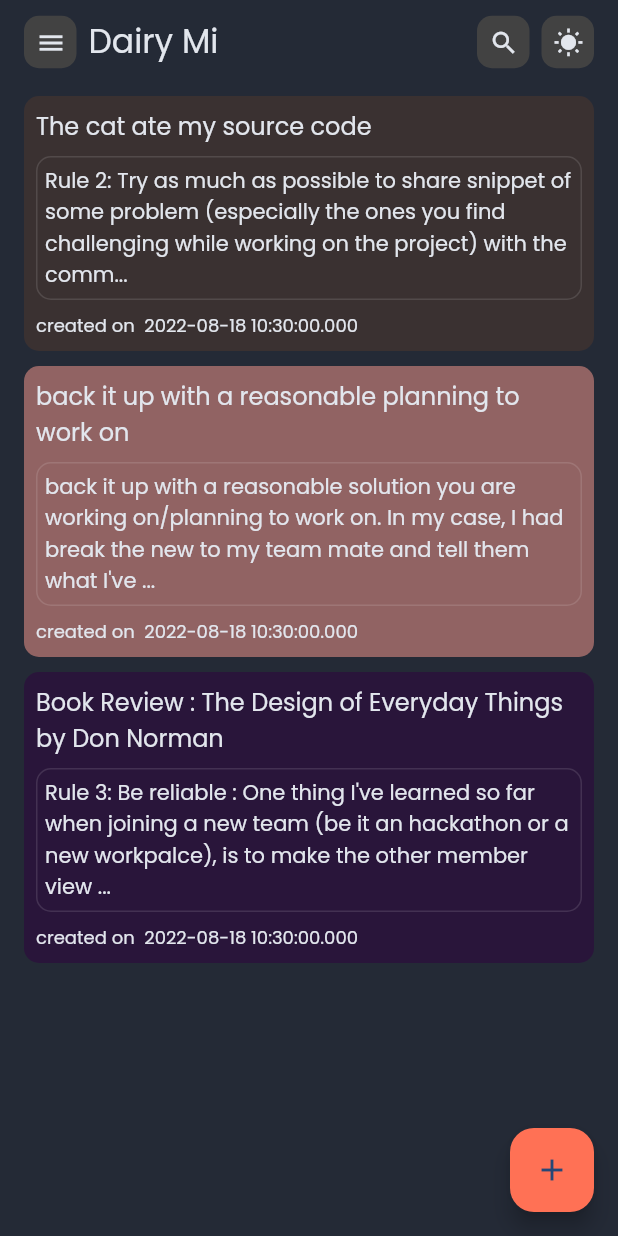
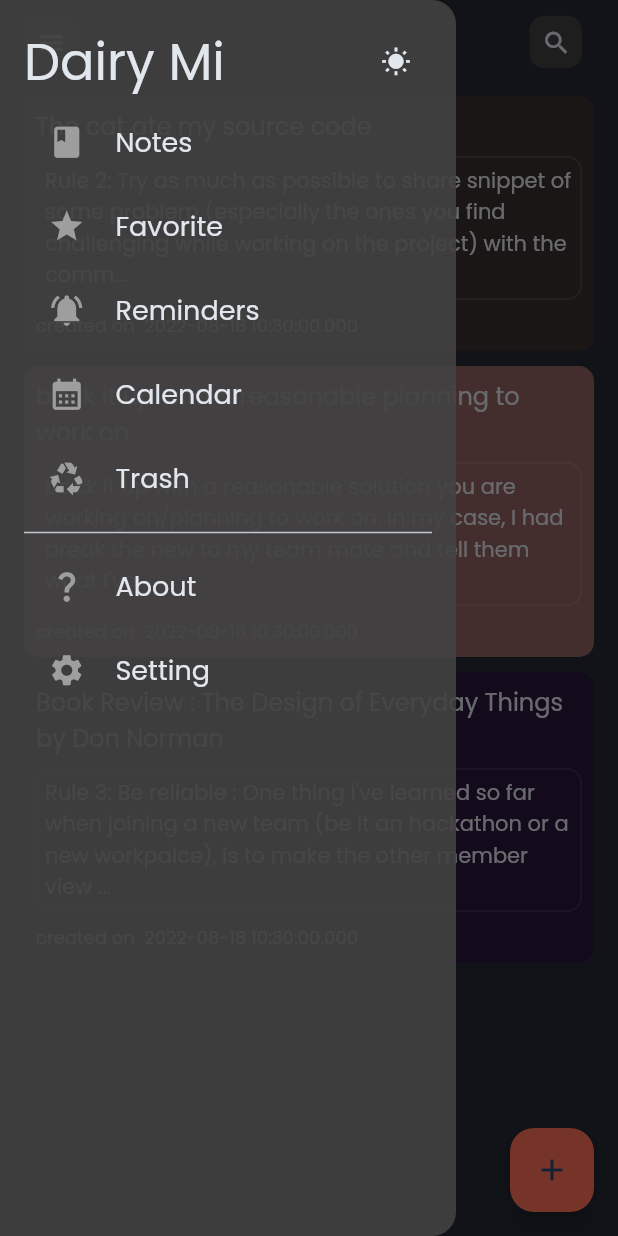
Before and after one commit to davidodejobi/mi-dairy, a Flutter app: the screen it shows after launch, with the side drawer open (before the commit the screen has no drawer), on a phone screen of 412 x 824 dp. Run offline on Flutter 3.47's test engine with Material 2 defaults, Android fonts, the phone set to English and light mode, and no system bars; our stand-ins replace get_it, lottie.

Commit message:
created drawer and refactored widgets

```diff
--- a/lib/core/utils/theme.dart
+++ b/lib/core/utils/theme.dart
@@ -203,7 +203,7 @@ class NoteTheme with ChangeNotifier {
           fontFamily: 'Poppins',
         ),
         headline2: TextStyle(
-          fontSize: 36.0,
+          fontSize: 34.0,
           color: Color(0xFFE2E6ED),
           fontWeight: FontWeight.normal,
           fontFamily: 'Poppins',
--- a/lib/modules/home/home.dart
+++ b/lib/modules/home/home.dart
@@ -3,23 +3,30 @@ import 'package:notetaking_crud_app/shared/app_appbars/note_appbar.dart';
 
 import 'package:provider/provider.dart';
 
-import '../../core/models/note.dart';
-import '../../core/utils/theme.dart';
-import '../../shared/snack_bar.dart';
 import '../add_note/add_note.dart';
 import 'providers/note_provider.dart';
-import 'widgets/dismissible_bg.dart';
-import 'widgets/note_card.dart';
+import 'widgets/app_drawer.dart';
+import 'widgets/empty_note.dart';
+import 'widgets/note_builder.dart';
 
-class Home extends StatelessWidget {
+class Home extends StatefulWidget {
   const Home({Key? key}) : super(key: key);
 
   @override
+  State<Home> createState() => _HomeState();
+}
+
+class _HomeState extends State<Home> {
+  final GlobalKey<ScaffoldState> _scaffoldKey = GlobalKey();
+  @override
   Widget build(BuildContext context) {
-    final MyColors myColors = Theme.of(context).extension<MyColors>()!;
     return Scaffold(
-      key: key,
-      appBar: createAppBar("Dairy Mi", context),
+      key: _scaffoldKey,
+      appBar: createAppBar(
+        context,
+        onMenuPreesed: () => _scaffoldKey.currentState!.openDrawer(),
+      ),
+      drawer: const AppDrawer(),
       floatingActionButton: FloatingActionButton(
         onPressed: () {
           Navigator.of(context).push(
@@ -39,94 +46,8 @@ class Home extends StatelessWidget {
               horizontal: 16.0,
               vertical: 8.0,
             ),
-            child: value.notes.isEmpty
-                ? Column(
-                    mainAxisAlignment: MainAxisAlignment.center,
-                    crossAxisAlignment: CrossAxisAlignment.center,
-                    children: [
-                      Image.asset(
-                        "assets/images/rafiki.png",
-                      ),
-                      const SizedBox(
-                        height: 10,
-                      ),
-                      Text(
-                        "Create your first note !",
-                        style: Theme.of(context).textTheme.headline3,
-                      ),
-                    ],
-                  )
-                : ListView.builder(
-                    itemCount: value.notes.length,
-                    itemBuilder: (context, index) {
-                      return Dismissible(
-                        key: Key(value.notes[index].id!),
-                        onDismissed: (DismissDirection direction) {
-                          if (direction == DismissDirection.startToEnd) {
-                          } else {
-                            Note deleteNote = value.delete(
-                              index,
-                              value.notes[index].id!,
-                            );
-
-                            showSnackBar(
-                              onPressed: () {
-                                value.undoDelete(index, deleteNote);
-                              },
-                              context: context,
-                              bgColor: deleteNote.color,
-                              text: "Deleted",
-                              textColor: myColors.snackBarActionColor,
-                            );
-                          }
-                        },
-                        confirmDismiss: (DismissDirection direction) async {
-                          if (direction == DismissDirection.startToEnd) {
-                            return false;
-                          } else if (direction == DismissDirection.endToStart) {
-                            return true;
-                          }
-                          return null;
-                        },
-                        background: const DismissibleBG(
-                          animations: "favorite-star",
-                          mainAL: MainAxisAlignment.start,
-                          size: 30,
-                        ),
-                        secondaryBackground: const DismissibleBG(
-                          animations: "delete-can",
-                          mainAL: MainAxisAlignment.end,
-                          size: 20,
-                        ),
-                        child: GestureDetector(
-                          onTap: () {
-                            Navigator.push(
-                              context,
-                              MaterialPageRoute(
-                                builder: (context) => AddNote(
-                                  content: value.notes[index].content,
-                                  id: value.notes[index].id,
-                                  title: value.notes[index].title,
-                                  color: value.notes[index].color,
-                                  date: value.notes[index].createDateTime,
-                                  // updateDate: value.notes[index].updateDateTime,
-                                ),
-                              ),
-                            );
-                          },
-                          child: NoteCard(
-                              color: value.notes[index].color,
-                              text: value.notes[index].title!,
-                              content: value.notes[index].content!,
-                              createDateTime:
-                                  value.notes[index].createDateTime!,
-                              isEditted: value.notes[index].isEditted
-                              // updateDateTime: value.notes[index].updateDateTime!,
-                              ),
-                        ),
-                      );
-                    },
-                  ),
+            child:
+                value.notes.isEmpty ? const EmptyNote() : const NoteBuilder(),
           );
         },
       ),
--- /dev/null
+++ b/lib/modules/home/widgets/app_drawer.dart
@@ -0,0 +1,89 @@
+import 'package:flutter/material.dart';
+import 'package:provider/provider.dart';
+
+import '../../../core/utils/theme.dart';
+import 'app_listtile.dart';
+
+class AppDrawer extends StatelessWidget {
+  const AppDrawer({
+    Key? key,
+  }) : super(key: key);
+
+  @override
+  Widget build(BuildContext context) {
+    final notifier = Provider.of<NoteTheme>(context);
+    return Drawer(
+      backgroundColor: Theme.of(context).cardColor.withOpacity(0.9),
+      child: SafeArea(
+        child: Padding(
+          padding: const EdgeInsets.all(16.0),
+          child: Column(
+            crossAxisAlignment: CrossAxisAlignment.start,
+            children: [
+              Row(
+                mainAxisAlignment: MainAxisAlignment.spaceBetween,
+                children: [
+                  Text('Dairy Mi',
+                      style: Theme.of(context).textTheme.headline2!),
+                  IconButton(
+                    icon: notifier.isDarkTheme
+                        ? const Icon(
+                            Icons.wb_sunny,
+                          )
+                        : const Icon(
+                            Icons.nightlight,
+                          ),
+                    onPressed: () => notifier.toggleTheme(),
+                    tooltip: "Toggle brightness",
+                  ),
+                ],
+              ),
+              Expanded(
+                child: ListView(
+                  children: [
+                    AppListTile(
+                      iconData: Icons.book,
+                      title: 'Notes',
+                      onPressed: () {},
+                    ),
+                    AppListTile(
+                      iconData: Icons.star,
+                      title: 'Favorite',
+                      onPressed: () {},
+                    ),
+                    AppListTile(
+                      iconData: Icons.notifications_active,
+                      title: 'Reminders',
+                      onPressed: () {},
+                    ),
+                    AppListTile(
+                      iconData: Icons.calendar_month,
+                      title: 'Calendar',
+                      onPressed: () {},
+                    ),
+                    AppListTile(
+                      iconData: Icons.recycling,
+                      title: 'Trash',
+                      onPressed: () {},
+                    ),
+                    const Divider(),
+                    AppListTile(
+                      iconData: Icons.question_mark,
+                      title: 'About',
+                      onPressed: () {},
+                    ),
+                    AppListTile(
+                      iconData: Icons.settings,
+                      title: 'Setting',
+                      onPressed: () {},
+                    ),
+                  ],
+                ),
+              ),
+            ],
+          ),
+        ),
+      ),
+    );
+  }
+}
--- /dev/null
+++ b/lib/modules/home/widgets/app_listtile.dart
@@ -0,0 +1,38 @@
+import 'package:flutter/material.dart';
+
+class AppListTile extends StatelessWidget {
+  const AppListTile({
+    required this.iconData,
+    required this.title,
+    required this.onPressed,
+    Key? key,
+  }) : super(key: key);
+
+  final IconData iconData;
+  final String title;
+  final VoidCallback onPressed;
+
+  @override
+  Widget build(BuildContext context) {
+    return ListTile(
+        onTap: onPressed,
+        title: Row(
+          children: [
+            Icon(
+              iconData,
+              size: 25,
+              color: Colors.grey,
+            ),
+            const SizedBox(
+              width: 20,
+            ),
+            Text(
+              title,
+              style: Theme.of(context).textTheme.headline3!.copyWith(
+                    fontSize: 18,
+                  ),
+            ),
+          ],
+        ));
+  }
+}
--- /dev/null
+++ b/lib/modules/home/widgets/empty_note.dart
@@ -0,0 +1,27 @@
+import 'package:flutter/material.dart';
+
+class EmptyNote extends StatelessWidget {
+  const EmptyNote({
+    Key? key,
+  }) : super(key: key);
+
+  @override
+  Widget build(BuildContext context) {
+    return Column(
+      mainAxisAlignment: MainAxisAlignment.center,
+      crossAxisAlignment: CrossAxisAlignment.center,
+      children: [
+        Image.asset(
+          "assets/images/rafiki.png",
+        ),
+        const SizedBox(
+          height: 10,
+        ),
+        Text(
+          "Create your first note !",
+          style: Theme.of(context).textTheme.headline3,
+        ),
+      ],
+    );
+  }
+}
--- /dev/null
+++ b/lib/modules/home/widgets/note_builder.dart
@@ -0,0 +1,93 @@
+import 'package:flutter/material.dart';
+import 'package:provider/provider.dart';
+
+import '../../../core/models/note.dart';
+import '../../../core/utils/theme.dart';
+import '../../../shared/snack_bar.dart';
+import '../../add_note/add_note.dart';
+import '../providers/note_provider.dart';
+import 'dismissible_bg.dart';
+import 'note_card.dart';
+
+class NoteBuilder extends StatelessWidget {
+  const NoteBuilder({
+    Key? key,
+  }) : super(key: key);
+
+  @override
+  Widget build(BuildContext context) {
+    final MyColors myColors = Theme.of(context).extension<MyColors>()!;
+    return Consumer<NoteProvider>(
+      builder: (context, value, _) {
+        return ListView.builder(
+            itemCount: value.notes.length,
+            itemBuilder: (context, index) {
+              return Dismissible(
+                key: Key(value.notes[index].id!),
+                onDismissed: (DismissDirection direction) {
+                  if (direction == DismissDirection.startToEnd) {
+                  } else {
+                    Note deleteNote = value.delete(
+                      index,
+                      value.notes[index].id!,
+                    );
+                    showSnackBar(
+                      onPressed: () {
+                        value.undoDelete(index, deleteNote);
+                      },
+                      context: context,
+                      bgColor: deleteNote.color,
+                      text: "Deleted",
+                      textColor: myColors.snackBarActionColor,
+                    );
+                  }
+                },
+                confirmDismiss: (DismissDirection direction) async {
+                  if (direction == DismissDirection.startToEnd) {
+                    return false;
+                  } else if (direction == DismissDirection.endToStart) {
+                    return true;
+                  }
+                  return null;
+                },
+                background: const DismissibleBG(
+                  animations: "favorite-star",
+                  mainAL: MainAxisAlignment.start,
+                  size: 30,
+                ),
+                secondaryBackground: const DismissibleBG(
+                  animations: "delete-can",
+                  mainAL: MainAxisAlignment.end,
+                  size: 20,
+                ),
+                child: GestureDetector(
+                  onTap: () {
+                    Navigator.push(
+                      context,
+                      MaterialPageRoute(
+                        builder: (context) => AddNote(
+                          content: value.notes[index].content,
+                          id: value.notes[index].id,
+                          title: value.notes[index].title,
+                          color: value.notes[index].color,
+                          date: value.notes[index].createDateTime,
+                          // updateDate: value.notes[index].updateDateTime,
+                        ),
+                      ),
+                    );
+                  },
+                  child: NoteCard(
+                      color: value.notes[index].color,
+                      text: value.notes[index].title!,
+                      content: value.notes[index].content!,
+                      createDateTime: value.notes[index].createDateTime!,
+                      isEditted: value.notes[index].isEditted
+                      // updateDateTime: value.notes[index].updateDateTime!,
+                      ),
+                ),
+              );
+            });
+      },
+    );
+  }
+}
--- a/lib/shared/app_appbars/note_appbar.dart
+++ b/lib/shared/app_appbars/note_appbar.dart
@@ -1,14 +1,11 @@
 import 'package:flutter/material.dart';
-import 'package:notetaking_crud_app/core/utils/theme.dart';
-import 'package:provider/provider.dart';
 
 import 'widgets/appbar_card_wih_icon.dart';
 
 PreferredSizeWidget createAppBar(
-  String title,
-  BuildContext context,
-) {
-  var notifier = Provider.of<NoteTheme>(context);
+  BuildContext context, {
+  required VoidCallback onMenuPreesed,
+}) {
   return PreferredSize(
     preferredSize: const Size.fromHeight(kToolbarHeight),
     child: SafeArea(
@@ -25,12 +22,11 @@ PreferredSizeWidget createAppBar(
                     size: 20,
                     color: Theme.of(context).iconTheme.color,
                   ),
-                  onPressed: () {},
+                  onPressed: onMenuPreesed,
                   tooltip: "Pop out sidebar",
                 ),
               ),
               const SizedBox(width: 8),
-              Text(title, style: Theme.of(context).textTheme.headline3!),
               const Spacer(),
               AppBarCardwithIcon(
                 iconButton: IconButton(
@@ -43,19 +39,19 @@ PreferredSizeWidget createAppBar(
                 ),
               ),
               const SizedBox(width: 8),
-              AppBarCardwithIcon(
-                iconButton: IconButton(
-                  icon: notifier.isDarkTheme
-                      ? const Icon(
-                          Icons.wb_sunny,
-                        )
-                      : const Icon(
-                          Icons.nightlight,
-                        ),
-                  onPressed: () => notifier.toggleTheme(),
-                  tooltip: "Toggle brightness",
-                ),
-              ),
+              // AppBarCardwithIcon(
+              //   iconButton: IconButton(
+              //     icon: notifier.isDarkTheme
+              //         ? const Icon(
+              //             Icons.wb_sunny,
+              //           )
+              //         : const Icon(
+              //             Icons.nightlight,
+              //           ),
+              //     onPressed: () => notifier.toggleTheme(),
+              //     tooltip: "Toggle brightness",
+              //   ),
+              // ),
             ],
           ),
         ),
```
